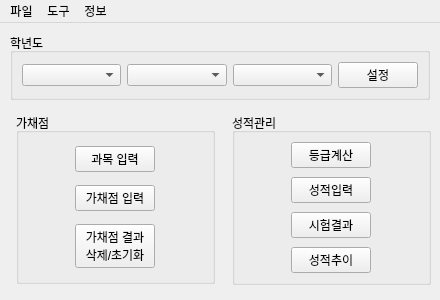
Qt form UI/Main.ui (yuj09161/grademanage) before a commit.
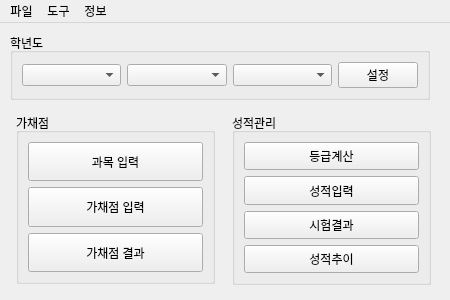
The same form after that commit.

Patch:
```diff
--- a/UI/Main.ui
+++ b/UI/Main.ui
@@ -6,7 +6,7 @@
    <rect>
     <x>0</x>
     <y>0</y>
-    <width>440</width>
+    <width>450</width>
     <height>300</height>
    </rect>
   </property>
@@ -33,25 +33,10 @@
      <string>성적관리</string>
     </property>
     <layout class="QGridLayout" name="glManage">
-     <property name="leftMargin">
-      <number>0</number>
-     </property>
-     <property name="topMargin">
-      <number>0</number>
-     </property>
-     <property name="rightMargin">
-      <number>0</number>
-     </property>
-     <property name="bottomMargin">
-      <number>0</number>
-     </property>
-     <property name="spacing">
-      <number>0</number>
-     </property>
      <item row="3" column="0">
       <widget class="QPushButton" name="btnManage">
        <property name="sizePolicy">
-        <sizepolicy hsizetype="Fixed" vsizetype="Fixed">
+        <sizepolicy hsizetype="Expanding" vsizetype="Expanding">
          <horstretch>0</horstretch>
          <verstretch>0</verstretch>
         </sizepolicy>
@@ -64,7 +49,7 @@
      <item row="1" column="0">
       <widget class="QPushButton" name="btnInput">
        <property name="sizePolicy">
-        <sizepolicy hsizetype="Fixed" vsizetype="Fixed">
+        <sizepolicy hsizetype="Expanding" vsizetype="Expanding">
          <horstretch>0</horstretch>
          <verstretch>0</verstretch>
         </sizepolicy>
@@ -77,7 +62,7 @@
      <item row="0" column="0">
       <widget class="QPushButton" name="btnCalc">
        <property name="sizePolicy">
-        <sizepolicy hsizetype="Fixed" vsizetype="Fixed">
+        <sizepolicy hsizetype="Expanding" vsizetype="Expanding">
          <horstretch>0</horstretch>
          <verstretch>0</verstretch>
         </sizepolicy>
@@ -90,7 +75,7 @@
      <item row="2" column="0">
       <widget class="QPushButton" name="btnRes">
        <property name="sizePolicy">
-        <sizepolicy hsizetype="Fixed" vsizetype="Fixed">
+        <sizepolicy hsizetype="Expanding" vsizetype="Expanding">
          <horstretch>0</horstretch>
          <verstretch>0</verstretch>
         </sizepolicy>
@@ -121,25 +106,10 @@
      <string>가채점</string>
     </property>
     <layout class="QGridLayout" name="glGrade">
-     <property name="leftMargin">
-      <number>0</number>
-     </property>
-     <property name="topMargin">
-      <number>0</number>
-     </property>
-     <property name="rightMargin">
-      <number>0</number>
-     </property>
-     <property name="bottomMargin">
-      <number>0</number>
-     </property>
-     <property name="spacing">
-      <number>0</number>
-     </property>
      <item row="0" column="0">
       <widget class="QPushButton" name="btnSubject">
        <property name="sizePolicy">
-        <sizepolicy hsizetype="Fixed" vsizetype="Fixed">
+        <sizepolicy hsizetype="Expanding" vsizetype="Expanding">
          <horstretch>0</horstretch>
          <verstretch>0</verstretch>
         </sizepolicy>
@@ -152,7 +122,7 @@
      <item row="1" column="0">
       <widget class="QPushButton" name="btnGrading">
        <property name="sizePolicy">
-        <sizepolicy hsizetype="Fixed" vsizetype="Fixed">
+        <sizepolicy hsizetype="Expanding" vsizetype="Expanding">
          <horstretch>0</horstretch>
          <verstretch>0</verstretch>
         </sizepolicy>
@@ -165,14 +135,13 @@
      <item row="2" column="0">
       <widget class="QPushButton" name="btnGradingRes">
        <property name="sizePolicy">
-        <sizepolicy hsizetype="Fixed" vsizetype="Fixed">
+        <sizepolicy hsizetype="Expanding" vsizetype="Expanding">
          <horstretch>0</horstretch>
          <verstretch>0</verstretch>
         </sizepolicy>
        </property>
        <property name="text">
-        <string>가채점 결과
-삭제/초기화</string>
+        <string>가채점 결과</string>
        </property>
       </widget>
      </item>
@@ -221,7 +190,7 @@
     <rect>
      <x>0</x>
      <y>0</y>
-     <width>440</width>
+     <width>450</width>
      <height>26</height>
     </rect>
    </property>
```
